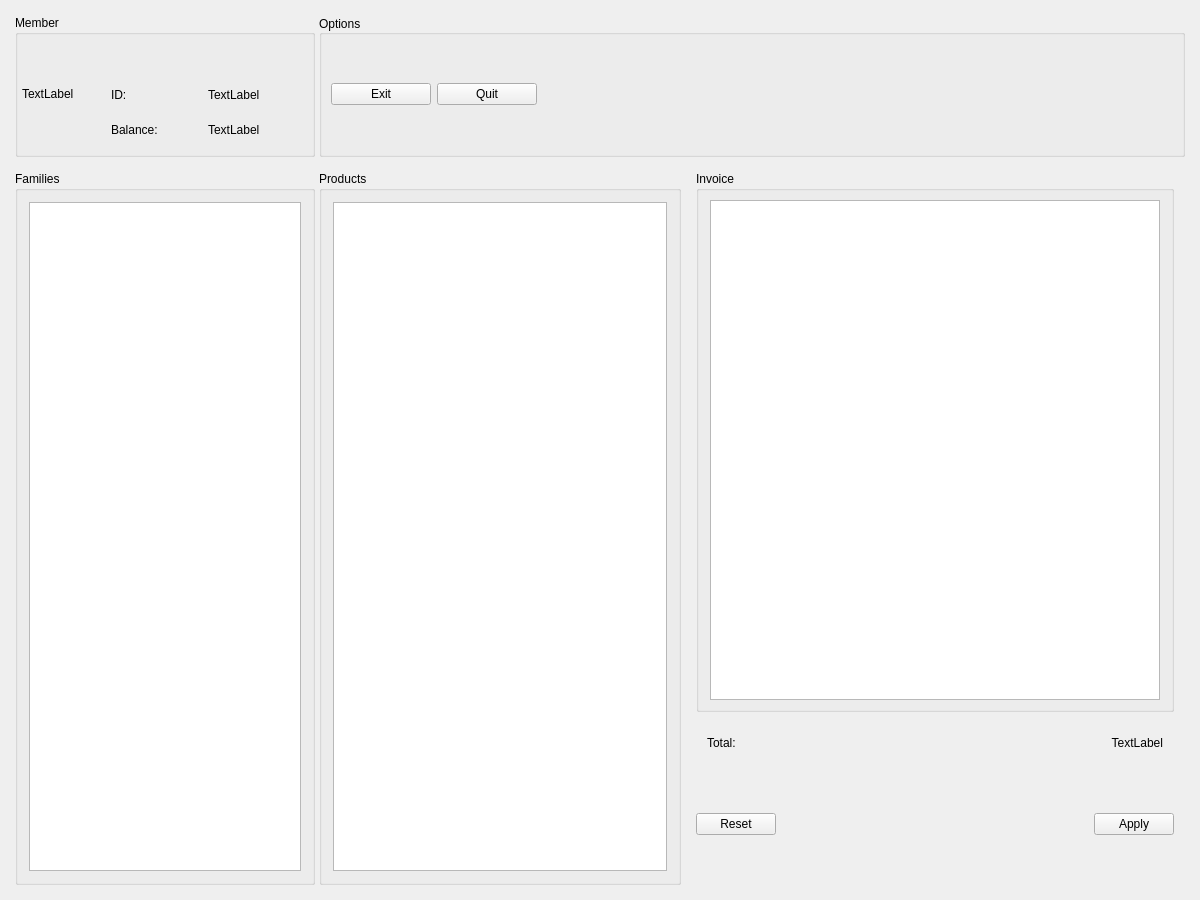
Qt form penyamanager/mainwindow.ui (eguzki/penyamanager) before a commit.
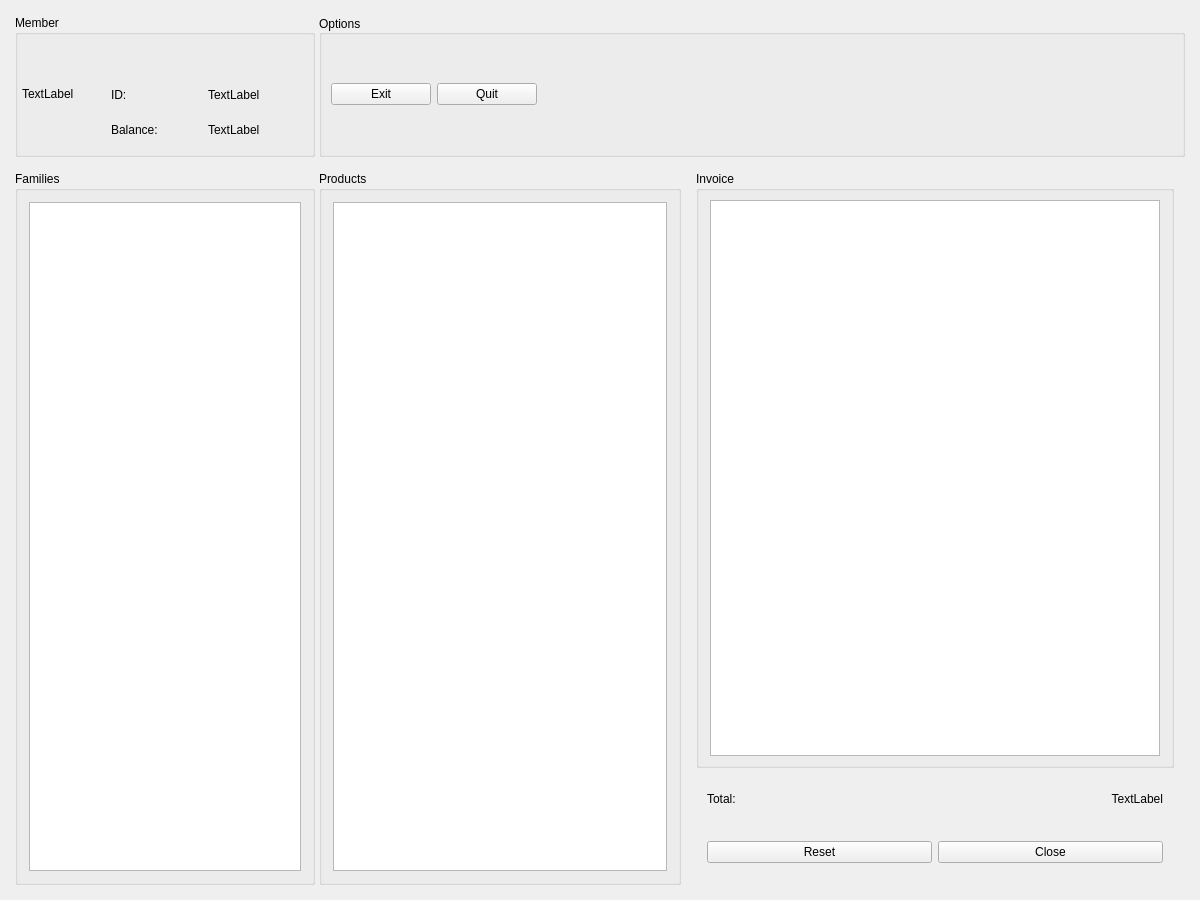
The same form after that commit.

Patch:
```diff
--- a/penyamanager/mainwindow.ui
+++ b/penyamanager/mainwindow.ui
@@ -448,22 +448,23 @@
           </widget>
          </item>
          <item>
-          <widget class="QDialogButtonBox" name="buttonBox">
-           <property name="minimumSize">
-            <size>
-             <width>0</width>
-             <height>100</height>
-            </size>
-           </property>
-           <property name="maximumSize">
-            <size>
-             <width>16777215</width>
-             <height>100</height>
-            </size>
-           </property>
-           <property name="standardButtons">
-            <set>QDialogButtonBox::Apply|QDialogButtonBox::Reset</set>
-           </property>
+          <widget class="QWidget" name="invoiceButtonBox" native="true">
+           <layout class="QHBoxLayout" name="horizontalLayout_9">
+            <item>
+             <widget class="QPushButton" name="invoiceResetButton">
+              <property name="text">
+               <string>Reset</string>
+              </property>
+             </widget>
+            </item>
+            <item>
+             <widget class="QPushButton" name="invoiceCloseButton">
+              <property name="text">
+               <string>Close</string>
+              </property>
+             </widget>
+            </item>
+           </layout>
           </widget>
          </item>
         </layout>
```
